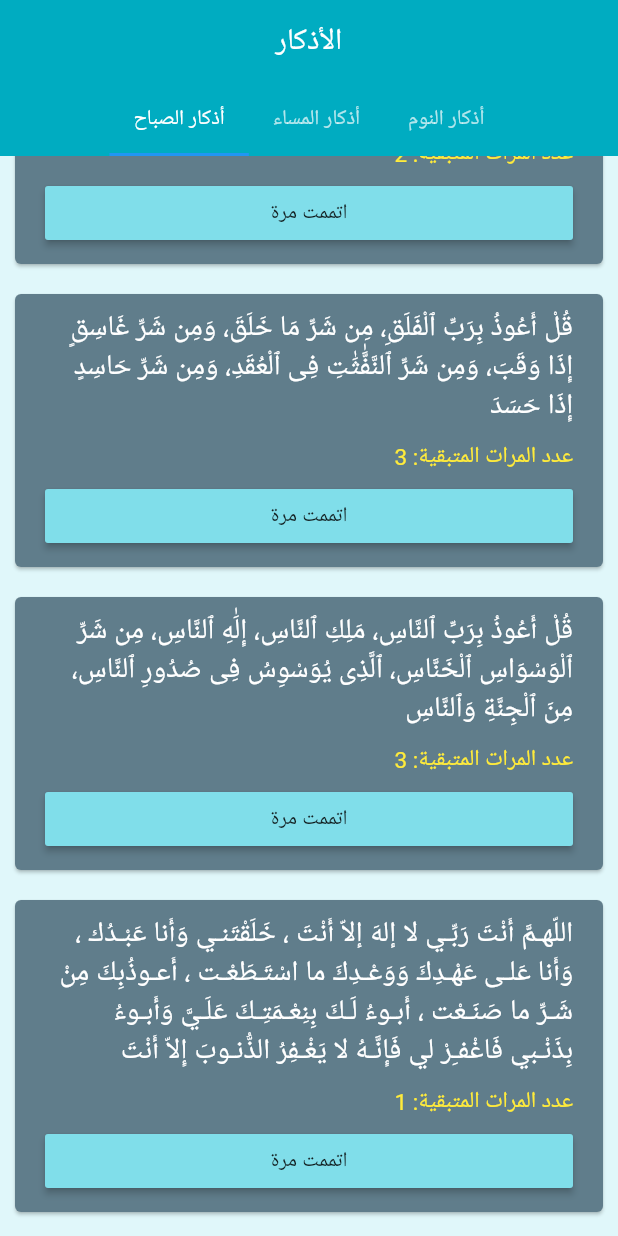
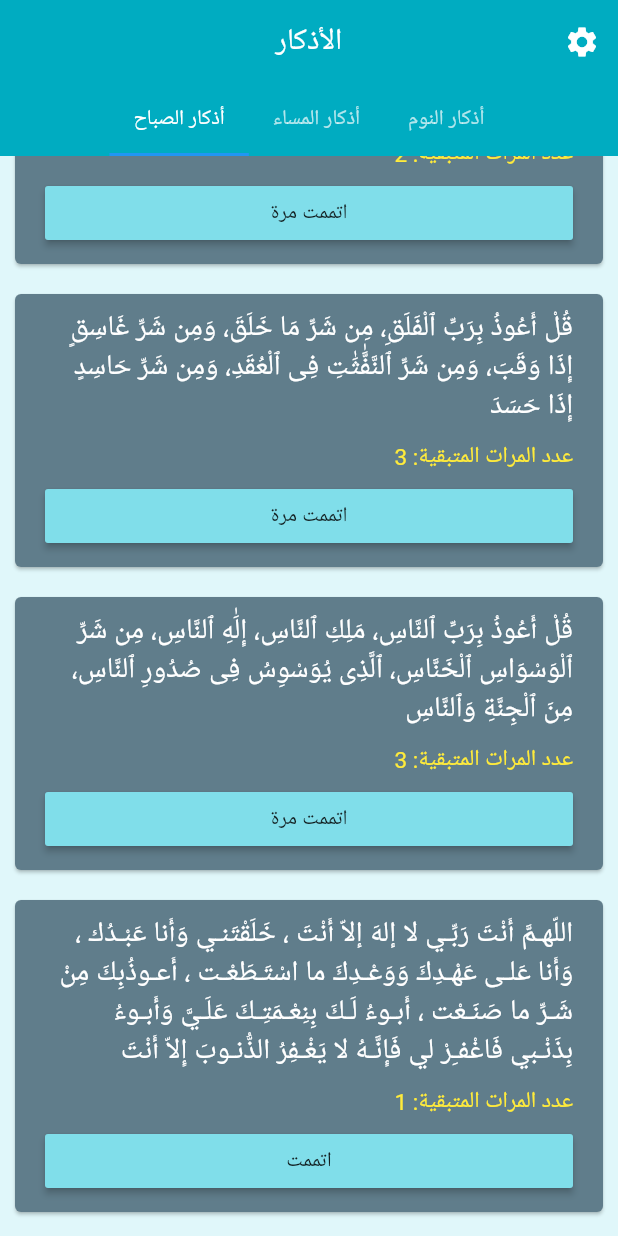
Before and after one commit to software-ace/WaZaqer, a Flutter app: the screen it shows after launch, scrolled down 576 dp, after a tap on "اتممت مرة", on a phone screen of 412 x 824 dp. Run offline on Flutter 3.47's test engine with Material 2 defaults, Android fonts, the phone set to English and light mode, and no system bars.

Commit message:
اضافة اتممت للزر عند وصول العدد لواحد  وانشاء صفحة الاعدادت

```diff
--- a/lib/azqar.dart
+++ b/lib/azqar.dart
@@ -1,7 +1,9 @@
+import 'package:azqar/Settings.dart';
 import 'package:flutter/material.dart';
 import 'azqarLists.dart';
 
 class Azqar extends StatefulWidget {
+  static const String id = 'Azqar';
   @override
   _AzqarState createState() => _AzqarState();
 }
@@ -14,6 +16,12 @@ class _AzqarState extends State<Azqar> {
       child: Scaffold(
         backgroundColor: Colors.cyan[50],
         appBar: AppBar(
+          actions: [
+            IconButton(
+              onPressed: () => Navigator.pushNamed(context, Settings.id),
+              icon: Icon(Icons.settings),
+            )
+          ],
           title: Text('الأذكار'),
           centerTitle: true,
           backgroundColor: Colors.cyan[600],
@@ -126,7 +134,7 @@ class ZeqrCard extends StatelessWidget {
             RaisedButton(
                 color: Colors.cyan[200],
                 onPressed: reduce,
-                child: Text('اتممت مرة'))
+                child: zeqr.count == 1 ? Text('اتممت') : Text('اتممت مرة'))
           ],
         ),
       ),
--- a/lib/main.dart
+++ b/lib/main.dart
@@ -1,9 +1,14 @@
 import 'package:flutter/material.dart';
+import 'Settings.dart';
 import 'azqar.dart';
 
 void main() {
   runApp(MaterialApp(
-    home: Azqar(),
+    initialRoute: Azqar.id,
+    routes: {
+      Azqar.id: (context) => Azqar(),
+      Settings.id: (context) => Settings()
+    },
     title: 'Azqar',
     debugShowCheckedModeBanner: false,
   ));
```
Also changed, not shown: lib/Settings.dart (added, +14 -0 lines).
